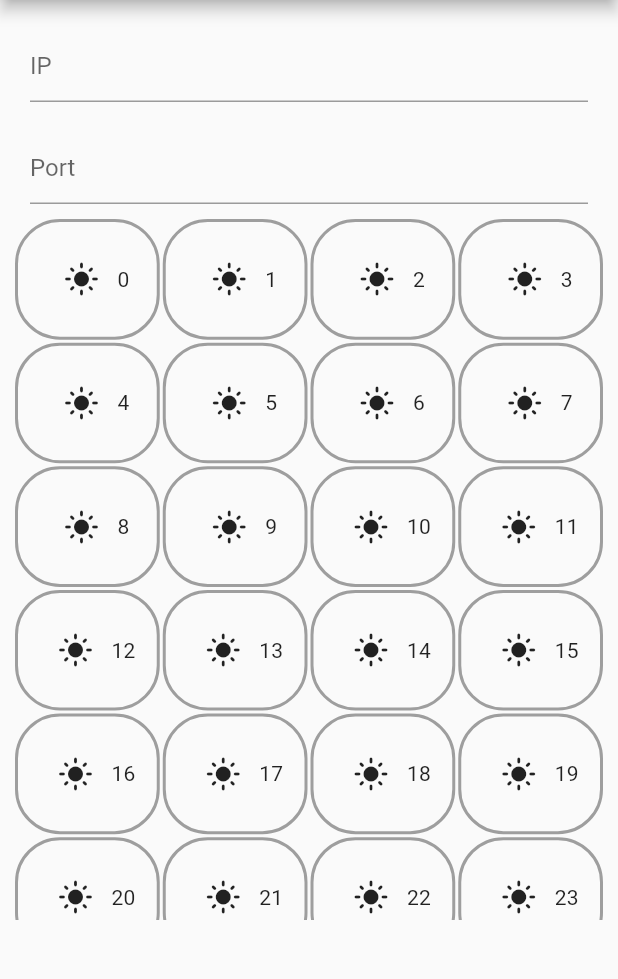
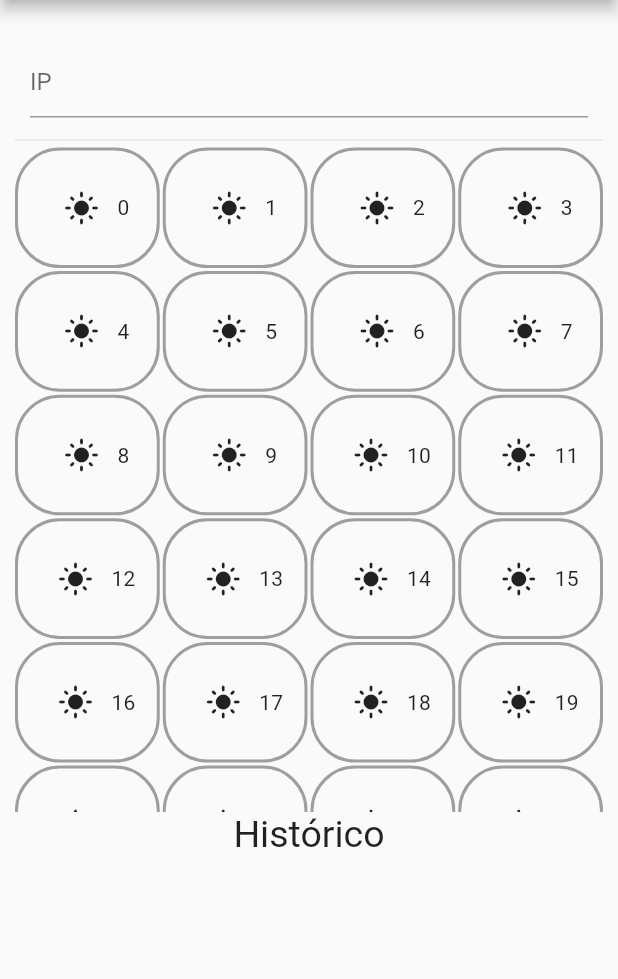
Before and after one commit to rsoaresgouveia/raspberry_harvest, a Flutter app: the screen it shows after launch, on a phone screen of 412 x 824 dp, the part 84-1063 px from its top. Run offline on Flutter 3.47's test engine with Material 2 defaults, Android fonts, the phone set to English and light mode, and no system bars; our stand-ins replace dio.

Commit message:
:sparkles: added in memory history

```diff
--- a/lib/home.dart
+++ b/lib/home.dart
@@ -17,7 +17,7 @@ class _HomeState extends State<Home> {
       portController = new TextEditingController();
   Request request = Request();
   bool hasErr = false;
-  String rString = '';
+  List<String> rStringList = [];
   String errString = '';
   final dio = Dio();
   List<String> itemBuilder = [
@@ -66,6 +66,7 @@ class _HomeState extends State<Home> {
       body: Padding(
         padding: EdgeInsets.all(10),
         child: Column(
+          mainAxisAlignment: MainAxisAlignment.center,
           children: [
             Flexible(
               flex: 1,
@@ -77,15 +78,18 @@ class _HomeState extends State<Home> {
                 ),
               ),
             ),
-            Flexible(
-              flex: 1,
-              child: Container(
-                padding: EdgeInsets.all(10),
-                child: TextField(
-                  decoration: InputDecoration(hintText: "Port"),
-                  controller: portController,
-                ),
-              ),
+            // Flexible(
+            //   flex: 1,
+            //   child: Container(
+            //     padding: EdgeInsets.all(10),
+            //     child: TextField(
+            //       decoration: InputDecoration(hintText: "Port"),
+            //       controller: portController,
+            //     ),
+            //   ),
+            // ),
+            Divider(
+              height: 10,
             ),
             Flexible(
               flex: 5,
@@ -119,8 +123,13 @@ class _HomeState extends State<Home> {
                                   }).then((r) {
                                 setState(() {
                                   print(r.data);
-                                  rString = r.statusCode.toString() +
-                                      " - GPIO toogled";
+                                  rStringList.insert(
+                                      0,
+                                      r.statusCode.toString() +
+                                          " - GPIO " +
+                                          itemBuilder[index] +
+                                          " toogled");
+
                                   hasErr = false;
                                 });
                               });
@@ -141,17 +150,33 @@ class _HomeState extends State<Home> {
                 },
               ),
             ),
+            Text(
+              "Histórico",
+              style: TextStyle(fontSize: 25),
+            ),
             Flexible(
-              flex: 1,
-              child: SingleChildScrollView(
-                child: Container(
-                  padding: EdgeInsets.only(top: 5),
-                  child: Text(
-                    hasErr ? errString : rString,
-                    style: TextStyle(color: hasErr ? Colors.red : Colors.black),
-                  ),
-                ),
-              ),
+              flex: 2,
+              child: hasErr
+                  ? SingleChildScrollView(
+                      child: Container(
+                          padding: EdgeInsets.only(top: 5),
+                          child: Text(
+                            errString,
+                            style: TextStyle(
+                                color: hasErr ? Colors.red : Colors.black),
+                          )),
+                    )
+                  : ListView.builder(
+                      itemCount: rStringList.length,
+                      itemBuilder: (context, ind) {
+                        return Center(
+                          child: Container(
+                            padding: EdgeInsets.all(3),
+                            child: Text(rStringList[ind]),
+                          ),
+                        );
+                      },
+                    ),
             ),
           ],
         ),
```
Also changed, not shown: 2 other files.
